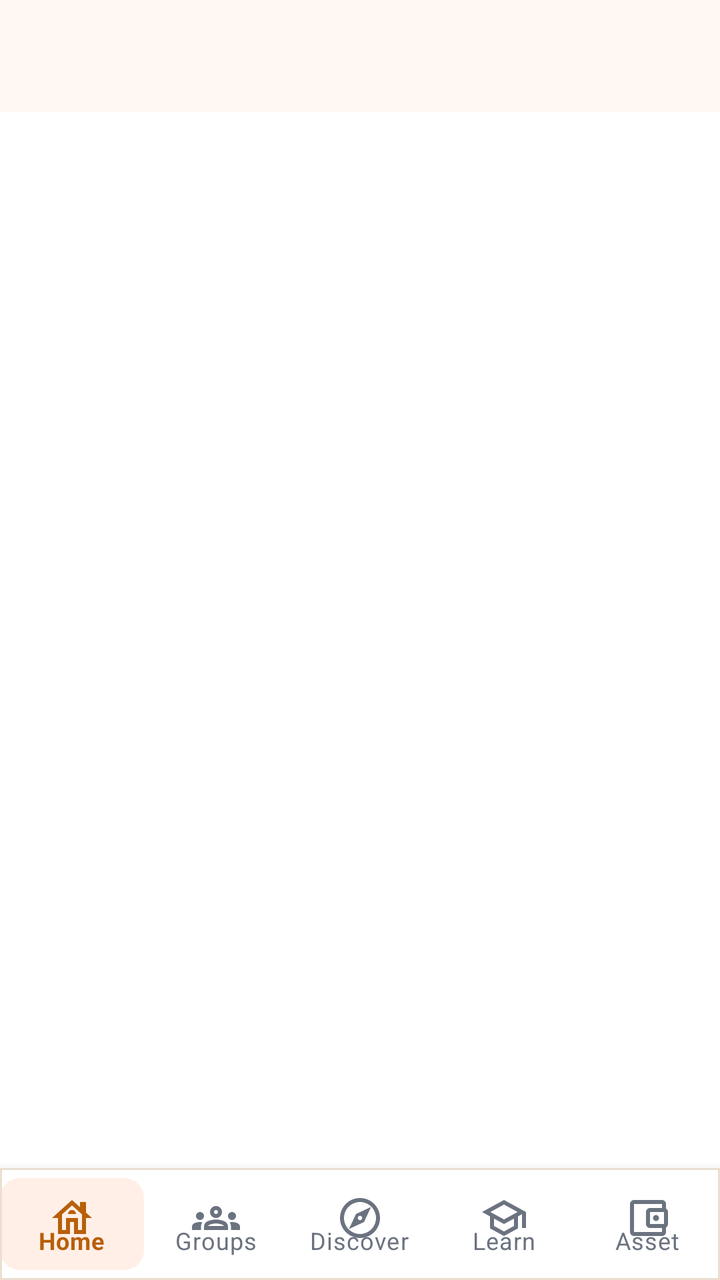
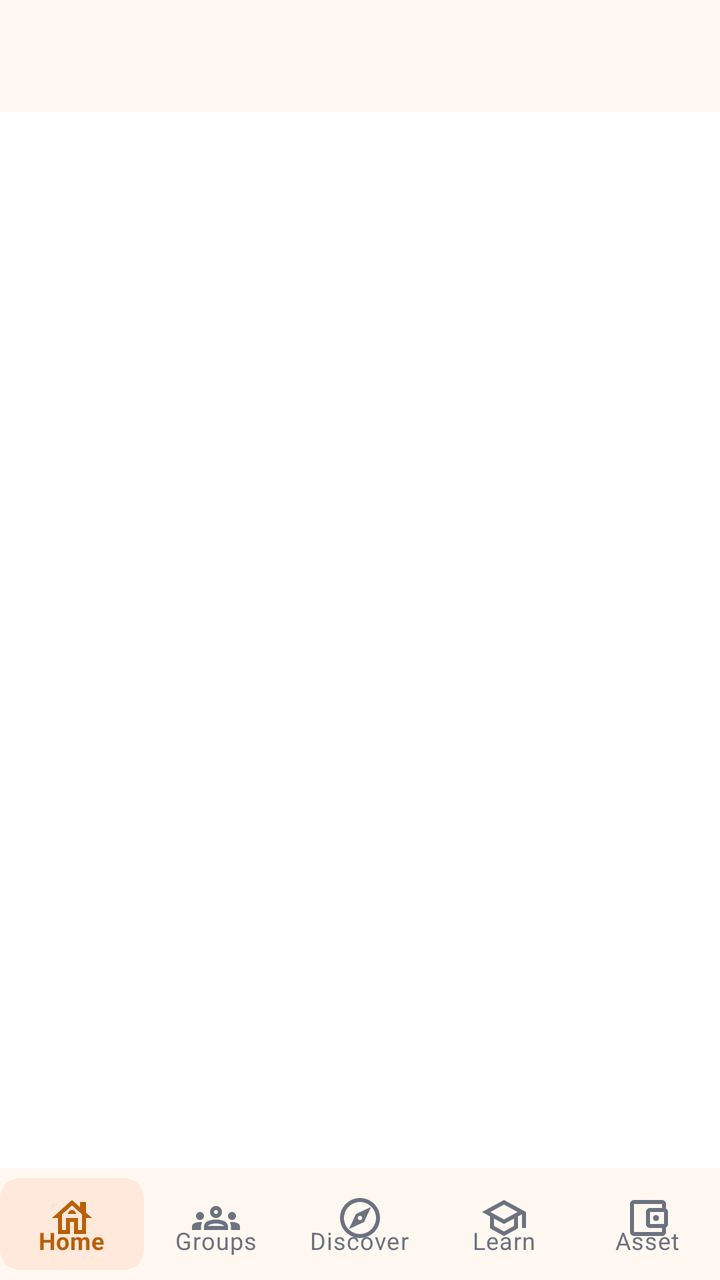

Before-and-after screenshots of an Android layout around one commit, followed by the original layout XML and the change that was made.
<!-- AndroidManifest.xml: application theme AppTheme -->
<!-- res/layout/main.xml -->
<androidx.coordinatorlayout.widget.CoordinatorLayout
	xmlns:android="http://schemas.android.com/apk/res/android"
	xmlns:app="http://schemas.android.com/apk/res-auto"
	xmlns:tools="http://schemas.android.com/tools"
	android:id="@+id/_coordinator"
	android:layout_width="match_parent"
	android:layout_height="match_parent">
	<com.google.android.material.appbar.AppBarLayout
		android:id="@+id/_app_bar"
		android:layout_width="match_parent"
		android:layout_height="wrap_content"
		android:theme="@style/AppTheme.AppBarOverlay"
		app:elevation="0dp"
		android:stateListAnimator="@null">
		<androidx.appcompat.widget.Toolbar
			android:id="@+id/_toolbar"
			android:layout_width="match_parent"
			android:layout_height="?attr/actionBarSize"
			android:background="?attr/appBarColor"
			app:popupTheme="@style/AppTheme.PopupOverlay" />
	</com.google.android.material.appbar.AppBarLayout>
	<LinearLayout
		android:id="@+id/linear3"
		android:layout_width="match_parent"
		android:layout_height="match_parent"
		android:orientation="vertical"
		android:background="@color/colorPrimary"
		app:layout_behavior="@string/appbar_scrolling_view_behavior">
		<FrameLayout
			android:id="@+id/cardview1"
			android:layout_width="match_parent"
			android:layout_height="0dp"
			android:background="@android:color/transparent"
			android:layout_weight="1">
			<LinearLayout
				android:id="@+id/linear2"
				android:layout_width="match_parent"
				android:layout_height="match_parent"
				android:background="@android:color/transparent"
				android:orientation="vertical" />
			<LinearLayout
				android:id="@+id/linear1"
				android:layout_width="match_parent"
				android:layout_height="match_parent"
				android:background="@android:color/transparent"
				android:gravity="bottom"
				android:orientation="vertical" />
		</FrameLayout>
		<com.google.android.material.card.MaterialCardView
			android:id="@+id/cardview2"
			android:layout_width="match_parent"
			android:layout_height="wrap_content"
			app:cardBackgroundColor="@color/colorSurface"
			app:cardElevation="8dp"
			app:cardCornerRadius="0dp"
			app:strokeWidth="1dp"
			app:strokeColor="@color/colorCardStroke">
			<com.google.android.material.bottomnavigation.BottomNavigationView
				android:id="@+id/bottomnavigation1"
				android:layout_width="match_parent"
				android:layout_height="wrap_content"
				android:background="@android:color/transparent"
				app:menu="@menu/bottom_nav_menu"
				app:itemIconTint="@color/nav_colors"
				app:itemTextColor="@color/nav_colors"
				app:labelVisibilityMode="labeled"
				app:elevation="0dp"
				app:itemBackground="@drawable/nav_item_bg"
				app:itemHorizontalTranslationEnabled="false" />
		</com.google.android.material.card.MaterialCardView>
	</LinearLayout>
</androidx.coordinatorlayout.widget.CoordinatorLayout>
<!-- resources referenced by this layout -->
<resources>
  <color name="colorCardStroke">#EADFD0</color>
  <color name="colorPrimary">#FFFFFF</color>
  <color name="colorSurface">#FFFFFF</color>
  <!-- drawable nav_item_bg (drawable) -->
  <?xml version="1.0" encoding="utf-8"?>
  <selector xmlns:android="http://schemas.android.com/apk/res/android">
      
      <item android:state_checked="true">
          <inset android:insetLeft="0dp"
                 android:insetRight="0dp"
                 android:insetTop="5dp"
                 android:insetBottom="5dp">
              <shape android:shape="rectangle">
                  <solid android:color="@color/colorAccentSoft" />
                  <corners android:radius="10dp" />
              </shape>
          </inset>
      </item>
      
      
      <item android:state_checked="false">
          <shape android:shape="rectangle">
              <solid android:color="@android:color/transparent" />
          </shape>
      </item>
  </selector>
  <style name="AppTheme.AppBarOverlay" parent="ThemeOverlay.MaterialComponents.Light">
          
          <item name="android:textColorPrimary">?attr/onAppBarColor</item>
          <item name="android:textColorSecondary">?attr/onAppBarColor</item>
          <item name="colorControlNormal">?attr/onAppBarColor</item>
          <item name="colorOnSurface">?attr/onAppBarColor</item>
      </style>
  <style name="AppTheme.PopupOverlay" parent="ThemeOverlay.MaterialComponents.Light" />
  <color name="colorAccentSoft">#1AFF6115</color>
  <!-- drawable ic_nav_back (drawable) -->
  <?xml version="1.0" encoding="utf-8"?>
  <vector xmlns:android="http://schemas.android.com/apk/res/android"
      android:width="24dp" android:height="24dp" android:viewportWidth="24" android:viewportHeight="24"
      android:autoMirrored="true"
      android:tint="?attr/colorControlNormal">
      <path android:fillColor="#FFFFFFFF" android:pathData="M20,11H7.83l5.59,-5.59L12,4l-8,8 8,8 1.41,-1.41L7.83,13H20v-2z" />
  </vector>
  <style name="HarvanaTextView" parent="android:Widget.TextView">
          <item name="android:textColor">@color/colorTextPrimary</item>
      </style>
  <color name="colorBackground">#FFF8F0</color>
  <color name="colorTextPrimary">#111827</color>
  <color name="colorAccent">#FF9030</color>
  <color name="colorTextOnAccent">#111827</color>
  <color name="colorAccentDark">#E57A14</color>
  <color name="colorError">#EF4444</color>
  <color name="colorTextPrimaryWhite">#FFFFFF</color>
  <color name="colorControlNormal">#6B7280</color>
  <color name="colorAccentRipple">#1AFF9030</color>
  <color name="colorAccentStroke">#33FF9030</color>
  <color name="colorAccentStrong">#B85F0A</color>
  <color name="colorTextSecondary">#4B5563</color>
  <color name="colorTextTertiary">#6B7280</color>
  <style name="HarvanaDialogButton" parent="Widget.MaterialComponents.Button.TextButton.Dialog">
          <item name="android:textColor">@color/colorAccent</item>
          <item name="android:minHeight">48dp</item>
      </style>
  <style name="HarvanaBottomSheetStyle" parent="Widget.MaterialComponents.BottomSheet.Modal">
          <item name="backgroundTint">?attr/colorSurface</item>
          <item name="shapeAppearanceOverlay">@style/HarvanaBottomSheetShape</item>
      </style>
  <style name="HarvanaBottomSheetShape" parent="">
          <item name="cornerFamily">rounded</item>
          <item name="cornerSizeTopLeft">20dp</item>
          <item name="cornerSizeTopRight">20dp</item>
          <item name="cornerSizeBottomLeft">0dp</item>
          <item name="cornerSizeBottomRight">0dp</item>
      </style>
  <!-- unchanged entries left out for length: 3 -->
</resources>

<!-- the commit's change to res/layout/main.xml (unified diff, before → after) -->
@@ -50,11 +50,10 @@
 			android:id="@+id/cardview2"
 			android:layout_width="match_parent"
 			android:layout_height="wrap_content"
-			app:cardBackgroundColor="@color/colorSurface"
-			app:cardElevation="8dp"
+			app:cardBackgroundColor="@color/colorBackground"
+			app:cardElevation="0dp"
 			app:cardCornerRadius="0dp"
-			app:strokeWidth="1dp"
-			app:strokeColor="@color/colorCardStroke">
+			app:strokeWidth="0dp">
 			<com.google.android.material.bottomnavigation.BottomNavigationView
 				android:id="@+id/bottomnavigation1"
 				android:layout_width="match_parent"
<!-- resource entries referenced after the edit -->
@@ -1,6 +1,5 @@
 <!-- resources referenced by this layout -->
 <resources>
-  <color name="colorCardStroke">#EADFD0</color>
   <color name="colorPrimary">#FFFFFF</color>
   <color name="colorSurface">#FFFFFF</color>
   <!-- drawable nav_item_bg (drawable) -->
